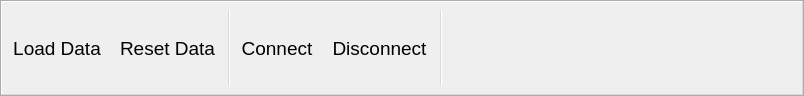
Old version of the form applications/SwFT/swftMainControlsToolbar.ui in the repository ghost-kit/archive.
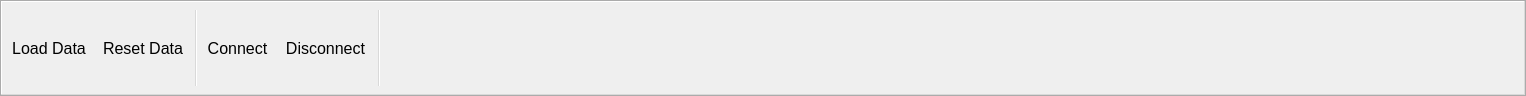
New version of the form. Icons and pictures are not drawn.

What changed in the file:
```diff
--- a/applications/SwFT/swftMainControlsToolbar.ui
+++ b/applications/SwFT/swftMainControlsToolbar.ui
@@ -6,13 +6,14 @@
    <rect>
     <x>0</x>
     <y>0</y>
-    <width>804</width>
+    <width>1526</width>
     <height>96</height>
    </rect>
   </property>
   <property name="font">
    <font>
     <family>Helvetica Neue</family>
+    <pointsize>5</pointsize>
    </font>
   </property>
   <property name="windowTitle">
@@ -50,7 +51,7 @@
    <property name="font">
     <font>
      <family>Helvetica Neue</family>
-     <pointsize>14</pointsize>
+     <pointsize>12</pointsize>
     </font>
    </property>
    <property name="PV_MUST_BE_MASTER_TO_SHOW" stdset="0">
@@ -68,7 +69,7 @@
    <property name="font">
     <font>
      <family>Helvetica Neue</family>
-     <pointsize>14</pointsize>
+     <pointsize>12</pointsize>
     </font>
    </property>
    <property name="PV_MUST_BE_MASTER_TO_SHOW" stdset="0">
@@ -89,7 +90,7 @@
    <property name="font">
     <font>
      <family>Helvetica Neue</family>
-     <pointsize>14</pointsize>
+     <pointsize>12</pointsize>
     </font>
    </property>
   </action>
@@ -107,7 +108,7 @@
    <property name="font">
     <font>
      <family>Helvetica Neue</family>
-     <pointsize>14</pointsize>
+     <pointsize>12</pointsize>
     </font>
    </property>
   </action>
```
Left out of the diff: 44 changed lines with no effect on the pictures.
